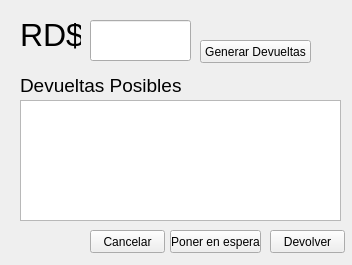
Qt form devolver.ui (fernandoperez0330/Gestor-Monedas) before a commit.
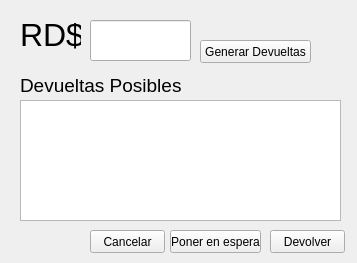
The same form after that commit. Icons and pictures are not drawn.

What changed in the file:
```diff
--- a/devolver.ui
+++ b/devolver.ui
@@ -6,8 +6,8 @@
    <rect>
     <x>0</x>
     <y>0</y>
-    <width>352</width>
-    <height>265</height>
+    <width>357</width>
+    <height>263</height>
    </rect>
   </property>
   <property name="windowTitle">
```
Left out of the diff: 24 changed lines with no effect on the pictures.
